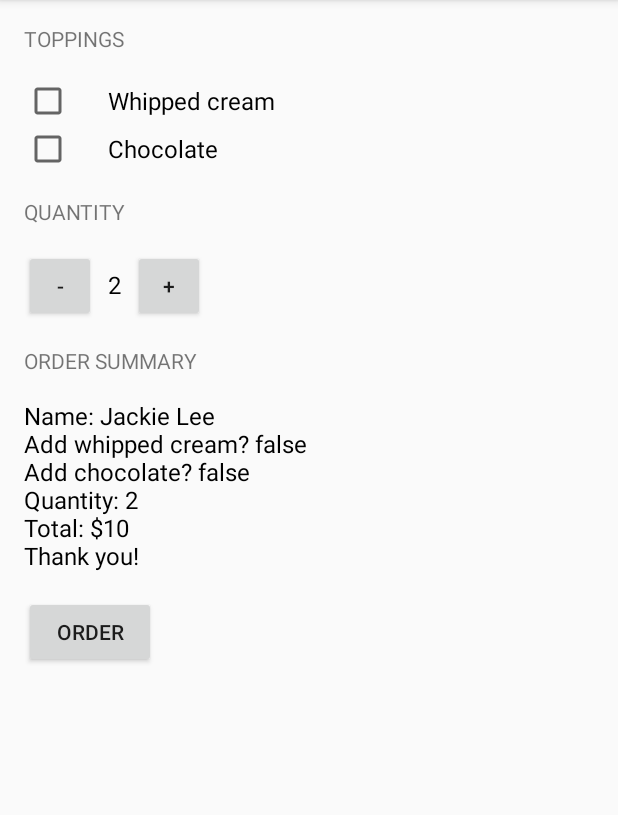
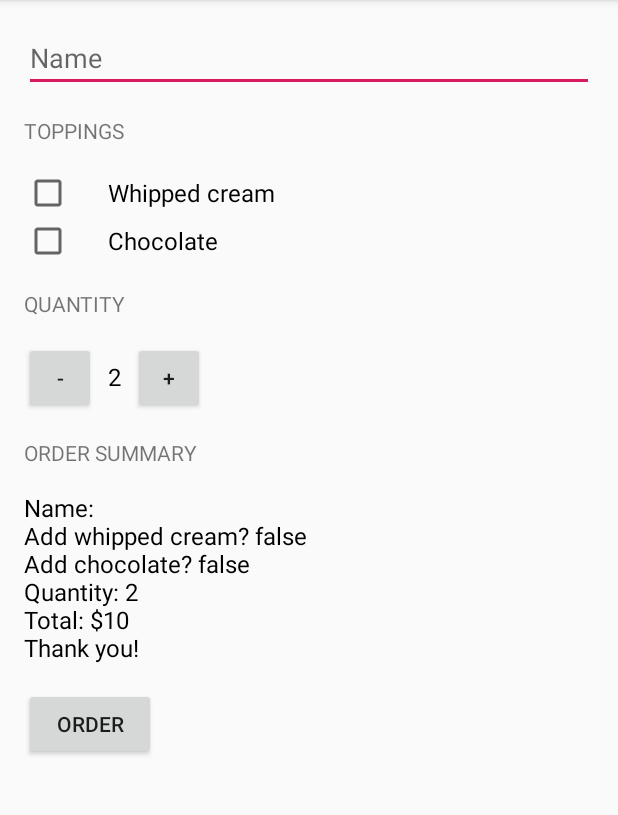
Before and after one commit to Eisweinjlee/Android-InputDesign-study, an Android app: the screen it shows after launch (MainActivity), after a tap on "ORDER", on a phone screen of 412 x 824 dp, the part 84-899 px from its top. Run offline under Robolectric (Android 15) with nearby library versions, the phone set to English and light mode, and no system bars.

Commit message:
add Name input field to learn EditText view!

```diff
--- a/app/src/main/java/com/example/android/justjavainput/MainActivity.java
+++ b/app/src/main/java/com/example/android/justjavainput/MainActivity.java
@@ -14,6 +14,7 @@ import android.support.v7.app.AppCompatActivity;
 import android.util.Log;
 import android.view.View;
 import android.widget.CheckBox;
+import android.widget.EditText;
 import android.widget.TextView;
 
 import java.text.NumberFormat;
@@ -42,15 +43,17 @@ public class MainActivity extends AppCompatActivity {
         // chocolate ?
         CheckBox chocolateCheckBox = (CheckBox) findViewById(R.id.chocolate_checkbox);
         boolean hasChocolate = chocolateCheckBox.isChecked();
+        // name ?
+        EditText text = (EditText) findViewById(R.id.name_field);
+        String name = text.getText().toString();
 
         int price = calculatePrice();
-        String priceMessage = createOrderSummary(price, hasWhippedCream, hasChocolate);
+        String priceMessage = createOrderSummary(price, hasWhippedCream, hasChocolate, name);
         displayMessage(priceMessage);
     }
 
     /**
      * Calculates the price of the order.
-     *
      * @return the total price
      */
     private int calculatePrice() {
@@ -61,9 +64,9 @@ public class MainActivity extends AppCompatActivity {
      * Create an order summary.
      */
 
-    private String createOrderSummary(int price, boolean addWhippedCream, boolean addChocolate) {
-        String priceMessage = "Name: Jackie Lee";
-        priceMessage += "\nAdd whipped cream? "+ addWhippedCream;
+    private String createOrderSummary(int price, boolean addWhippedCream, boolean addChocolate, String name) {
+        String priceMessage = "Name: " + name;
+        priceMessage += "\nAdd whipped cream? " + addWhippedCream;
         priceMessage += "\nAdd chocolate? " + addChocolate;
         priceMessage += "\nQuantity: " + quantity;
         priceMessage += "\nTotal: $" + price;
--- a/app/src/main/res/layout/activity_main.xml
+++ b/app/src/main/res/layout/activity_main.xml
@@ -14,6 +14,14 @@
         android:paddingTop="16dp"
         android:paddingRight="16dp"
         android:paddingBottom="16dp">
+
+        <EditText
+            android:id="@+id/name_field"
+            android:layout_width="match_parent"
+            android:layout_height="wrap_content"
+            android:layout_marginBottom="16dp"
+            android:hint="Name"
+            android:inputType="textCapSentences" />
 
         <TextView
             android:layout_width="wrap_content"
```
